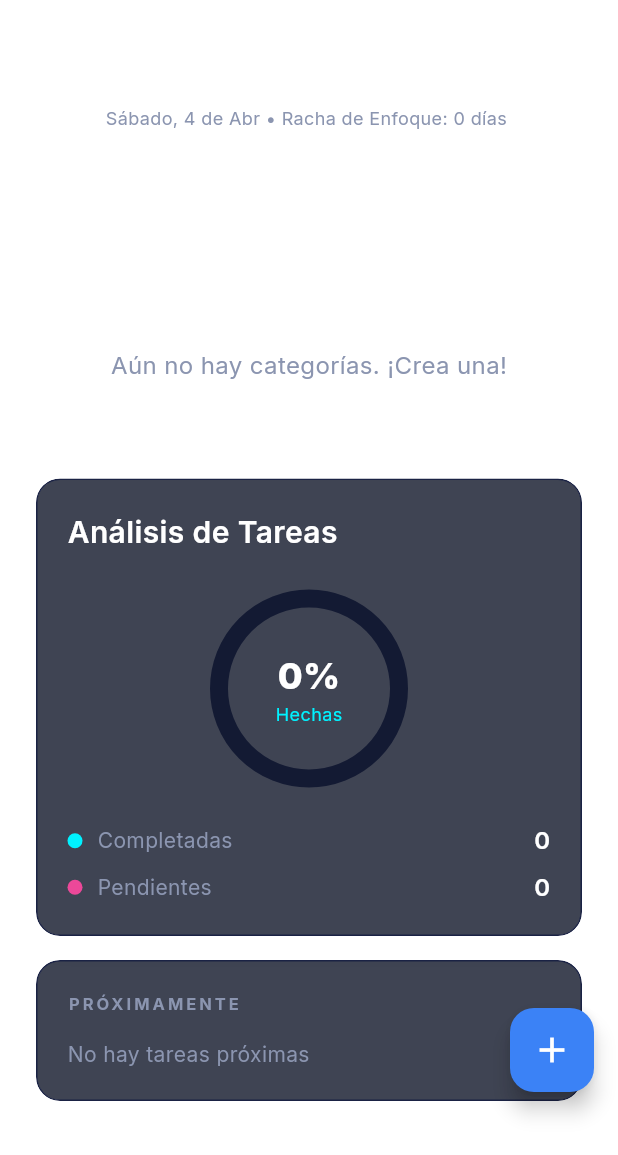
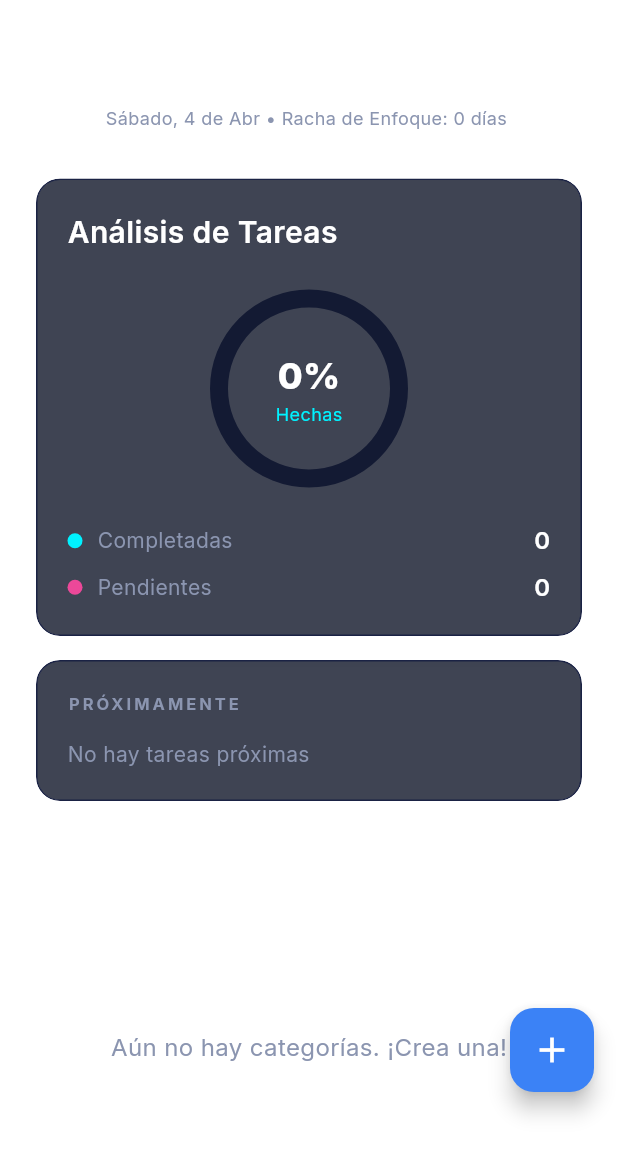
Before and after one commit to FilthyGOD/Hyro-Application, a Flutter app: the TasksScreen screen opened directly, on a phone screen of 412 x 824 dp. Shown: the top 1155 px of the screen. Run offline on Flutter 3.47's test engine with Material 3 defaults, Android fonts, the phone set to English and light mode, and no system bars; our stand-ins replace app_links, equatable, flutter_bloc, google_fonts, google_sign_in, hive and 5 more; missing offline and left inert: window_manager, windows_single_instance; accounts and stored records are empty; generated files the repository leaves out were written again; network calls fail; statements that could not run were skipped.

Commit message:
arreglo de pantalla de tareas (fase 2)

```diff
--- a/hyro_app/lib/features/tasks/tasks_screen.dart
+++ b/hyro_app/lib/features/tasks/tasks_screen.dart
@@ -22,6 +22,7 @@ class TasksScreen extends StatefulWidget {
 class _TasksScreenState extends State<TasksScreen> {
   // ── Demo data ──
   // ── Categories will be dynamic ──
+  String? _selectedCategoryName;
 
   @override
   Widget build(BuildContext context) {
@@ -49,9 +50,9 @@ class _TasksScreenState extends State<TasksScreen> {
         builder: (context, constraints) {
           final isLargeScreen = constraints.maxWidth > 800;
 
-          return Padding(
-            padding:
-                isLargeScreen
+          return SingleChildScrollView(
+            child: Padding(
+              padding: isLargeScreen
                   ? const EdgeInsets.only(
                       left: 72,
                       top: 32,
@@ -59,23 +60,19 @@ class _TasksScreenState extends State<TasksScreen> {
                       bottom: 32,
                     )
                   : const EdgeInsets.symmetric(horizontal: 24, vertical: 32),
-            child:
-                isLargeScreen
-                    ? Row(
-                      crossAxisAlignment: CrossAxisAlignment.start,
-                      children: [
-                        Expanded(flex: 65, child: _buildLeftContent()),
-                        const SizedBox(width: 32),
-                        SizedBox(width: 320, child: _buildRightContent()),
-                      ],
-                    )
-                    : SingleChildScrollView(
               child: Column(
                 crossAxisAlignment: CrossAxisAlignment.start,
                 children: [
-                          _buildLeftContent(),
+                  _buildHeader(isMobile: !isLargeScreen),
                   const SizedBox(height: 32),
-                          _buildRightContent(),
+                  _buildTopCards(isLargeScreen: isLargeScreen),
+                  const SizedBox(height: 32),
+                  _buildCategoryCards(),
+                  const SizedBox(height: 32),
+                  _buildCategoriesHeader(),
+                  const SizedBox(height: 16),
+                  _buildCategoryList(),
+                  const SizedBox(height: 80),
                 ],
               ),
             ),
@@ -85,32 +82,26 @@ class _TasksScreenState extends State<TasksScreen> {
     );
   }
 
-  // ═══════════════════════════════════════════════
-  // LEFT CONTENT
-  // ═══════════════════════════════════════════════
-
-  Widget _buildLeftContent() {
-    return Column(
+  Widget _buildTopCards({required bool isLargeScreen}) {
+    if (isLargeScreen) {
+      return Row(
         crossAxisAlignment: CrossAxisAlignment.start,
         children: [
-        // ── Header ──
-        LayoutBuilder(
-          builder: (context, constraints) {
-            final isMobile = MediaQuery.of(context).size.width < 800;
-            return _buildHeader(isMobile: isMobile);
-          },
-        ),
-        const SizedBox(height: 24),
-        // ── Category Cards ──
-        _buildCategoryCards(),
-        const SizedBox(height: 32),
-        // ── Categories Header ──
-        _buildCategoriesHeader(),
-        const SizedBox(height: 16),
-        // ── Categories List ──
-        _buildCategoryList(),
+          Expanded(child: _buildAnalyticsCard()),
+          const SizedBox(width: 24),
+          Expanded(child: _buildUpcomingCard()),
         ],
       );
+    } else {
+      return Column(
+        crossAxisAlignment: CrossAxisAlignment.stretch,
+        children: [
+          _buildAnalyticsCard(),
+          const SizedBox(height: 16),
+          _buildUpcomingCard(),
+        ],
+      );
+    }
   }
 
   Widget _buildHeader({required bool isMobile}) {
@@ -196,14 +187,27 @@ class _TasksScreenState extends State<TasksScreen> {
               final pending = tasks.where((t) => !t.isCompleted).length;
               final total = tasks.length;
 
+              final isSelected = _selectedCategoryName == cat.name ||
+                                 (_selectedCategoryName == null && cat == categories.first);
+
               return Padding(
                 padding: const EdgeInsets.only(right: 16),
+                child: GestureDetector(
+                  onTap: () {
+                    setState(() {
+                      _selectedCategoryName = cat.name;
+                    });
+                  },
+                  child: Opacity(
+                    opacity: isSelected ? 1.0 : 0.5,
                     child: SizedBox(
                       width: 160,
                       child: _CategoryCard(
                         category: cat,
                         pending: pending,
                         total: total,
+                      ),
+                    ),
                   ),
                 ),
               );
@@ -247,36 +251,26 @@ class _TasksScreenState extends State<TasksScreen> {
           );
         }
 
-        return Column(
-          children: categories.map((cat) {
-            final catTasks = taskProvider.tasks.where((t) => t.category == cat.name).toList();
+        final selectedCatName = _selectedCategoryName ?? categories.first.name;
+        final selectedCat = categories.cast<CategoryModel?>().firstWhere(
+          (c) => c!.name == selectedCatName,
+          orElse: () => categories.first
+        );
+
+        if (selectedCat == null) return const SizedBox.shrink();
+
+        final catTasks = taskProvider.tasks.where((t) => t.category == selectedCat.name).toList();
         return _CategoryListTile(
-              category: cat,
+          key: ValueKey(selectedCat.id),
+          category: selectedCat,
           tasks: catTasks,
-              onAddTask: () => _showAddTaskDialog(initialCategory: cat.name),
-            );
-          }).toList(),
+          onAddTask: () => _showAddTaskDialog(initialCategory: selectedCat.name),
         );
       },
     );
   }
 
-  // ═══════════════════════════════════════════════
-  // RIGHT CONTENT
-  // ═══════════════════════════════════════════════
 
-  Widget _buildRightContent() {
-    return ListView(
-      shrinkWrap: true,
-      physics: const ClampingScrollPhysics(),
-      children: [
-        _buildAnalyticsCard(),
-        const SizedBox(height: 16),
-        _buildUpcomingCard(),
-        const SizedBox(height: 80),
-      ],
-    );
-  }
 
   Widget _buildAnalyticsCard() {
     return Consumer<TaskProvider>(
@@ -819,6 +813,7 @@ class _CategoryListTile extends StatelessWidget {
   final VoidCallback onAddTask;
 
   const _CategoryListTile({
+    super.key,
     required this.category,
     required this.tasks,
     required this.onAddTask,
@@ -836,6 +831,7 @@ class _CategoryListTile extends StatelessWidget {
         child: Theme(
           data: Theme.of(context).copyWith(dividerColor: Colors.transparent),
           child: ExpansionTile(
+            initiallyExpanded: true,
             collapsedIconColor: AppColors.textSecondary,
             iconColor: color,
             title: Row(
```
Lines whose indentation alone changed are shown as unchanged.
